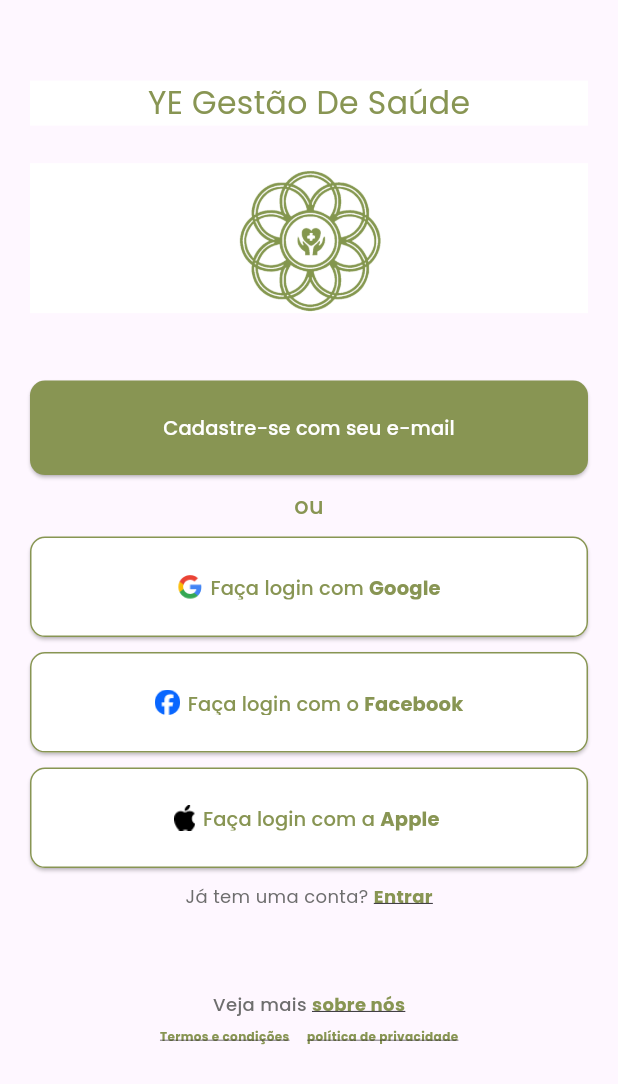
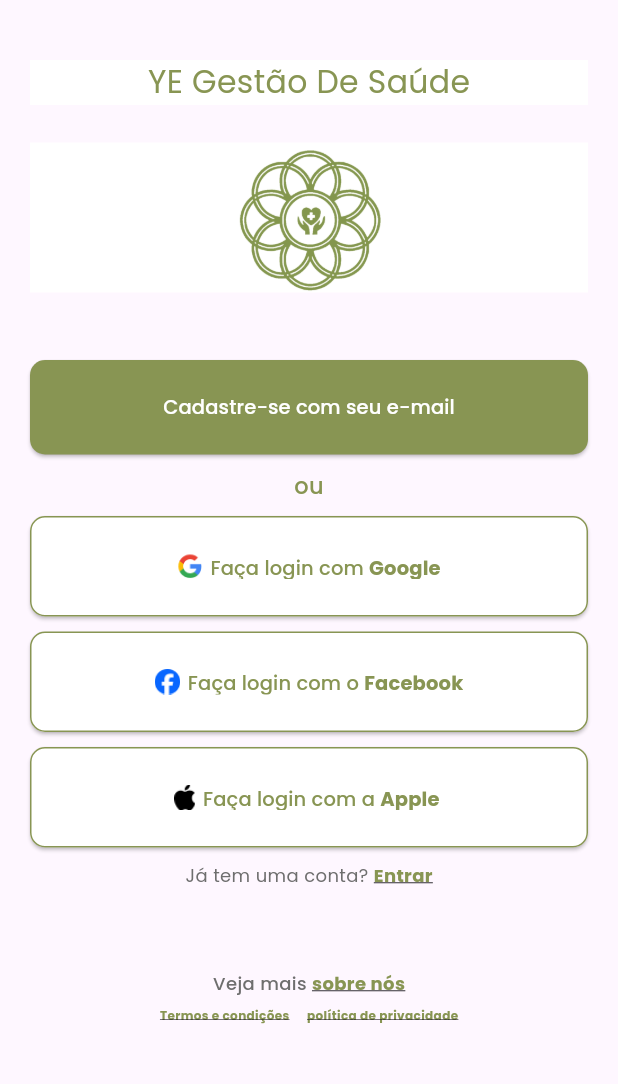
Before and after one commit to Roderigoshq/Software_YE_Gestao_De_Saude_PII, a Flutter app: the screen it shows after launch, on a phone screen of 412 x 824 dp. Shown: the top 1084 px of the screen. Run offline on Flutter 3.47's test engine with Material 3 defaults, Android fonts, the phone set to English and light mode, and no system bars.

Commit message:
:feat: centralizando body da tela cadastro

```diff
--- a/lib/pages/cadastroOptions.dart
+++ b/lib/pages/cadastroOptions.dart
@@ -9,10 +9,10 @@ class CadastroOptions extends StatelessWidget {
     var screenSize = MediaQuery.of(context).size;
 
     final double bodyPadding = screenSize.width < 560 ? 20.0 : 100.0;
-    final double topPadding = screenSize.height / 60;
     return Scaffold(
-      body: Padding(
-        padding: EdgeInsets.fromLTRB(bodyPadding, topPadding, bodyPadding, 0),
+      body: Center(
+        child: Padding(
+          padding: EdgeInsets.fromLTRB(bodyPadding, 0, bodyPadding, 0),
           child: ListView(
             // crossAxisAlignment: CrossAxisAlignment.center, // Use se necessário
             children: [
@@ -230,7 +230,8 @@ class CadastroOptions extends StatelessWidget {
                       onTap: () {
                         Navigator.push(
                           context,
-                        MaterialPageRoute(builder: (context) => const Login()),
+                          MaterialPageRoute(
+                              builder: (context) => const Login()),
                         );
                       },
                       child: const Text(
@@ -301,6 +302,7 @@ class CadastroOptions extends StatelessWidget {
             ],
           ),
         ),
+      ),
     );
   }
 }
```
Lines whose indentation alone changed are shown as unchanged.
